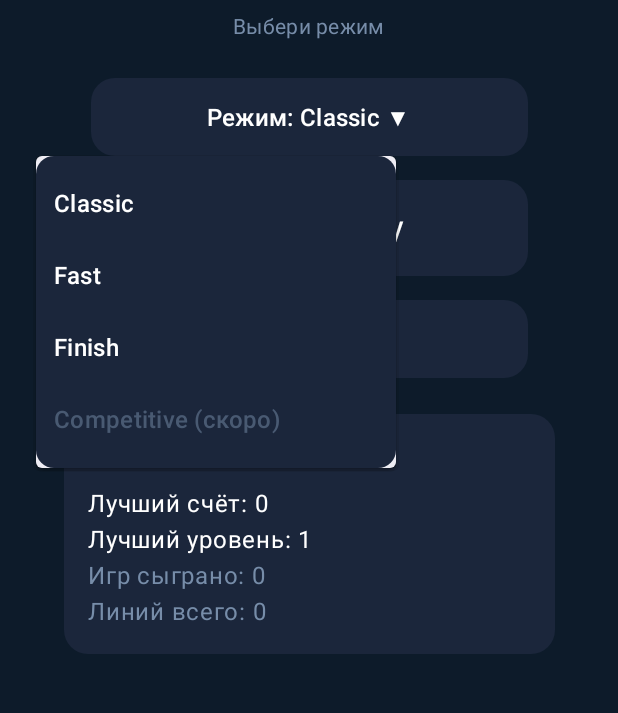
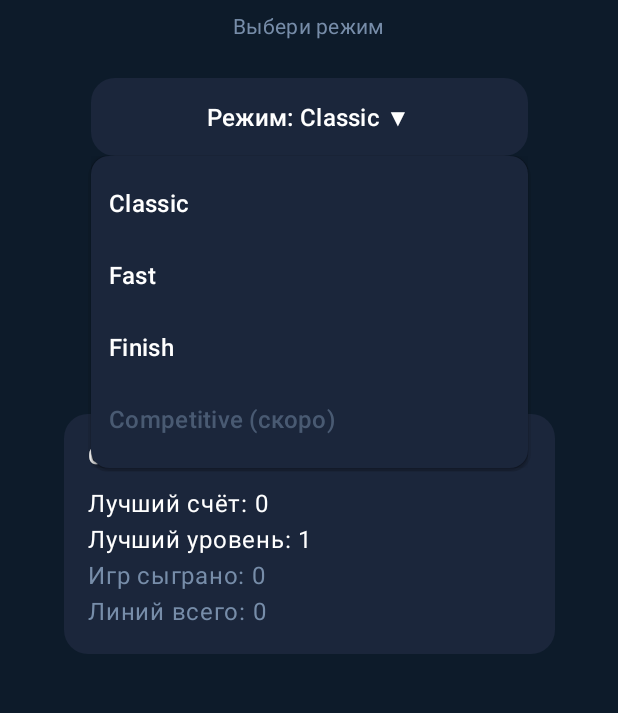
Before and after one commit to gornyyyy/tetris-pvp, an Android app built with Jetpack Compose: the screen it shows after launch (MainActivity), after a tap on an icon or button, on a phone screen of 412 x 824 dp, the part 163-876 px from its top. Run offline under Robolectric (Android 15) with nearby library versions, the phone set to English and light mode, and no system bars.

Commit message:
fix: modeselector button view

```diff
--- a/app/src/main/java/com/example/tetrisandroid/ui/components/ModeSelector.kt
+++ b/app/src/main/java/com/example/tetrisandroid/ui/components/ModeSelector.kt
@@ -1,7 +1,5 @@
 package com.example.tetrisandroid.ui.components
 
-import androidx.compose.foundation.background
-import androidx.compose.foundation.clickable
 import androidx.compose.foundation.layout.*
 import androidx.compose.foundation.shape.RoundedCornerShape
 import androidx.compose.material3.*
@@ -24,8 +22,15 @@ fun ModeSelector(
 ) {
     var expanded by remember { mutableStateOf(false) }
 
-    Box(modifier = modifier) {
-        // Кнопка — та же ширина, что у StartButton/SettingsButton
+    BoxWithConstraints(modifier = modifier) {
+        val menuWidth = maxWidth * 0.8f
+
+        // Кнопка — точно по центру, Box = якорь для меню
+        Box(
+            modifier = Modifier
+                .align(Alignment.Center)
+                .width(menuWidth)   // <-- якорь ровно по ширине кнопки
+        ) {
             Button(
                 onClick = { if (enabled) expanded = true },
                 enabled = enabled,
@@ -35,19 +40,19 @@ fun ModeSelector(
                 ),
                 shape = RoundedCornerShape(16.dp),
                 modifier = Modifier
-                .fillMaxWidth(0.8f)
+                    .fillMaxWidth()
                     .height(52.dp)
-                .align(Alignment.Center)
             ) {
                 Text("Режим: ${selectedMode.displayName} ▼", style = MaterialTheme.typography.titleMedium)
             }
 
+            // Меню — ширина = ширине якоря, скругление и цвет через параметры
             DropdownMenu(
                 expanded = expanded,
                 onDismissRequest = { expanded = false },
-            modifier = Modifier
-                .background(buttonColor, RoundedCornerShape(12.dp))
-                .width(240.dp)   // фиксированная ширина для читаемости
+                shape = RoundedCornerShape(12.dp),          // <-- скругление Surface
+                containerColor = buttonColor,               // <-- фон Surface
+                modifier = Modifier.width(menuWidth)        // <-- ширина = ширине якоря
             ) {
                 GameMode.values().forEach { mode ->
                     val isCompetitive = mode == GameMode.COMPETITIVE
@@ -71,3 +76,4 @@ fun ModeSelector(
             }
         }
     }
+}
```
Lines whose indentation alone changed are shown as unchanged.
